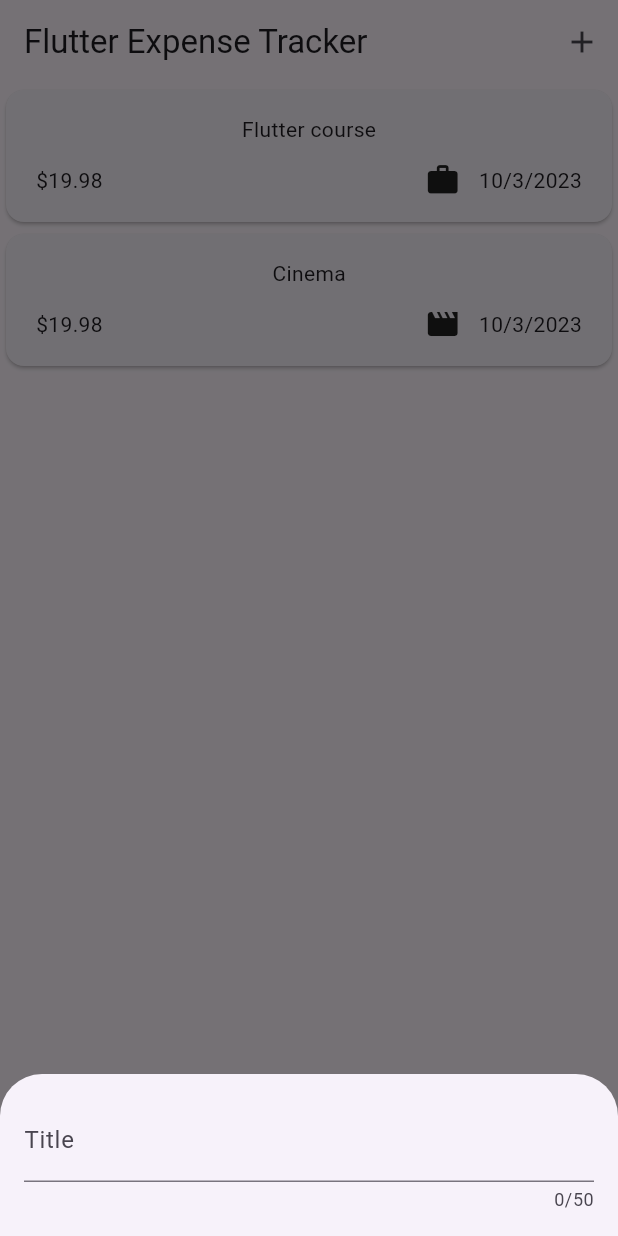
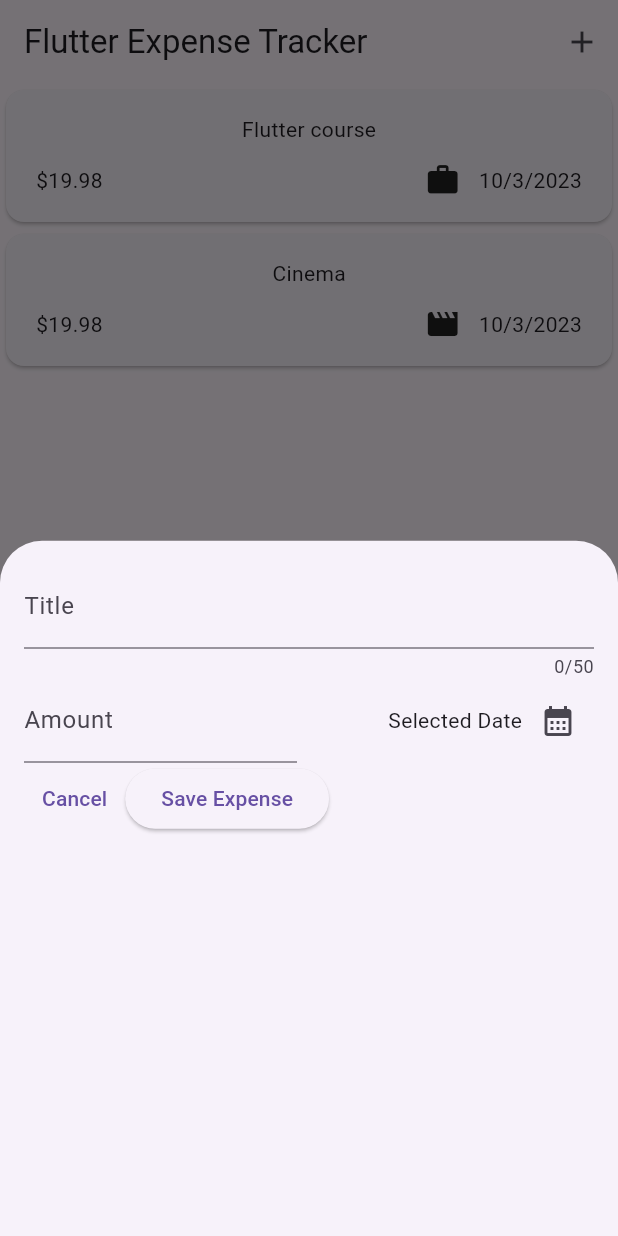
Before and after one commit to roshan129/FlutterExpenseTracker, a Flutter app: the screen it shows after launch, after a tap on the "add" icon, on a phone screen of 412 x 824 dp. Run offline on Flutter 3.47's test engine with Material 2 defaults, Android fonts, the phone set to English and light mode, and no system bars.

Commit message:
date picker added

```diff
--- a/lib/widgets/new_expense.dart
+++ b/lib/widgets/new_expense.dart
@@ -1,4 +1,5 @@
 import 'package:flutter/material.dart';
+import 'package:flutter/services.dart';
 
 class NewExpense extends StatefulWidget {
   const NewExpense({super.key});
@@ -10,13 +11,86 @@ class NewExpense extends StatefulWidget {
 }
 
 class _NewExpenseState extends State<NewExpense> {
+  final _titleController = TextEditingController();
+  final _amountController = TextEditingController();
+
+  void _presentDatePicker() {
+    final now = DateTime.now();
+    final firstDate = DateTime(now.year - 1, now.month, now.day);
+    showDatePicker(
+      context: context,
+      initialDate: now,
+      firstDate: firstDate,
+      lastDate: now,
+    );
+  }
+
+  @override
+  void dispose() {
+    _titleController.dispose();
+    _amountController.dispose();
+    super.dispose();
+  }
+
   @override
   Widget build(BuildContext context) {
-    return const Padding(
-      padding: EdgeInsets.all(16),
-      child: TextField(
-        maxLength: 50,
-        decoration: InputDecoration(label: Text('Title')),
+    return Padding(
+      padding: const EdgeInsets.all(16),
+      child: Column(
+        children: [
+          TextField(
+            controller: _titleController,
+            maxLength: 50,
+            decoration: const InputDecoration(
+              label: Text('Title'),
+            ),
+          ),
+          Row(children: [
+            Expanded(
+              child: TextField(
+                controller: _amountController,
+                decoration: const InputDecoration(
+                  label: Text('Amount'),
+                  prefixText: '\$ ',
+                ),
+                keyboardType: TextInputType.number,
+              ),
+            ),
+            const SizedBox(
+              width: 16,
+            ),
+            Expanded(
+              child: Row(
+                mainAxisAlignment: MainAxisAlignment.end,
+                children: [
+                  const Text('Selected Date'),
+                  IconButton(
+                      onPressed: _presentDatePicker,
+                      icon: const Icon(
+                        Icons.calendar_month,
+                      )),
+                ],
+              ),
+            )
+          ]),
+          Row(
+            children: [
+              TextButton(
+                onPressed: () {
+                  Navigator.pop(context);
+                },
+                child: const Text('Cancel'),
+              ),
+              ElevatedButton(
+                onPressed: () {
+                  print(_titleController.text);
+                  print(_amountController.text);
+                },
+                child: const Text('Save Expense'),
+              ),
+            ],
+          )
+        ],
       ),
     );
   }
```
